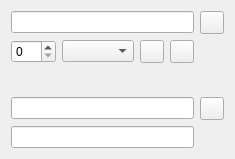
Kolcha/UTimeEdit, file utimeeditwidget.ui: the form before one commit.
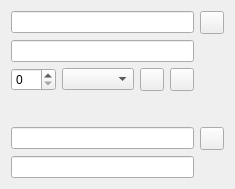
The form after the commit. Icons and pictures are not drawn.

Commit message: add widget to show source as human readable date/time

```diff
--- a/utimeeditwidget.ui
+++ b/utimeeditwidget.ui
@@ -7,7 +7,7 @@
     <x>0</x>
     <y>0</y>
     <width>235</width>
-    <height>159</height>
+    <height>189</height>
    </rect>
   </property>
   <property name="windowTitle">
@@ -17,21 +17,17 @@
    <item row="0" column="0" colspan="4">
     <widget class="QLineEdit" name="src_timestamp_edit"/>
    </item>
-   <item row="0" column="4">
-    <widget class="QToolButton" name="now_button">
-     <property name="icon">
-      <iconset resource="icons/icons.qrc">
-       <normaloff>:/icons/time.svg</normaloff>:/icons/time.svg</iconset>
-     </property>
-    </widget>
-   </item>
-   <item row="1" column="0">
+   <item row="2" column="0">
     <widget class="QSpinBox" name="delta_edit"/>
    </item>
-   <item row="1" column="1">
-    <widget class="QComboBox" name="unit_combo_box"/>
+   <item row="4" column="0" colspan="4">
+    <widget class="QLineEdit" name="result_timestamp_edit">
+     <property name="readOnly">
+      <bool>true</bool>
+     </property>
+    </widget>
    </item>
-   <item row="1" column="2">
+   <item row="2" column="2">
     <widget class="QToolButton" name="add_button">
      <property name="icon">
       <iconset resource="icons/icons.qrc">
@@ -39,15 +35,7 @@
      </property>
     </widget>
    </item>
-   <item row="1" column="3">
-    <widget class="QToolButton" name="sub_button">
-     <property name="icon">
-      <iconset resource="icons/icons.qrc">
-       <normaloff>:/icons/minus.svg</normaloff>:/icons/minus.svg</iconset>
-     </property>
-    </widget>
-   </item>
-   <item row="2" column="1">
+   <item row="3" column="1">
     <spacer name="verticalSpacer">
      <property name="orientation">
       <enum>Qt::Vertical</enum>
@@ -60,14 +48,7 @@
      </property>
     </spacer>
    </item>
-   <item row="3" column="0" colspan="4">
-    <widget class="QLineEdit" name="result_timestamp_edit">
-     <property name="readOnly">
-      <bool>true</bool>
-     </property>
-    </widget>
-   </item>
-   <item row="3" column="4">
+   <item row="4" column="4">
     <widget class="QToolButton" name="copy_timestamp_button">
      <property name="icon">
       <iconset resource="icons/icons.qrc">
@@ -75,13 +56,39 @@
      </property>
     </widget>
    </item>
-   <item row="4" column="0" colspan="4">
+   <item row="2" column="1">
+    <widget class="QComboBox" name="unit_combo_box"/>
+   </item>
+   <item row="5" column="0" colspan="4">
     <widget class="QLineEdit" name="result_datetime_edit">
      <property name="readOnly">
       <bool>true</bool>
      </property>
     </widget>
    </item>
+   <item row="2" column="3">
+    <widget class="QToolButton" name="sub_button">
+     <property name="icon">
+      <iconset resource="icons/icons.qrc">
+       <normaloff>:/icons/minus.svg</normaloff>:/icons/minus.svg</iconset>
+     </property>
+    </widget>
+   </item>
+   <item row="0" column="4">
+    <widget class="QToolButton" name="now_button">
+     <property name="icon">
+      <iconset resource="icons/icons.qrc">
+       <normaloff>:/icons/time.svg</normaloff>:/icons/time.svg</iconset>
+     </property>
+    </widget>
+   </item>
+   <item row="1" column="0" colspan="4">
+    <widget class="QLineEdit" name="src_datetime_edit">
+     <property name="readOnly">
+      <bool>true</bool>
+     </property>
+    </widget>
+   </item>
   </layout>
  </widget>
  <resources>
```
The commit also changes 2 other files.
